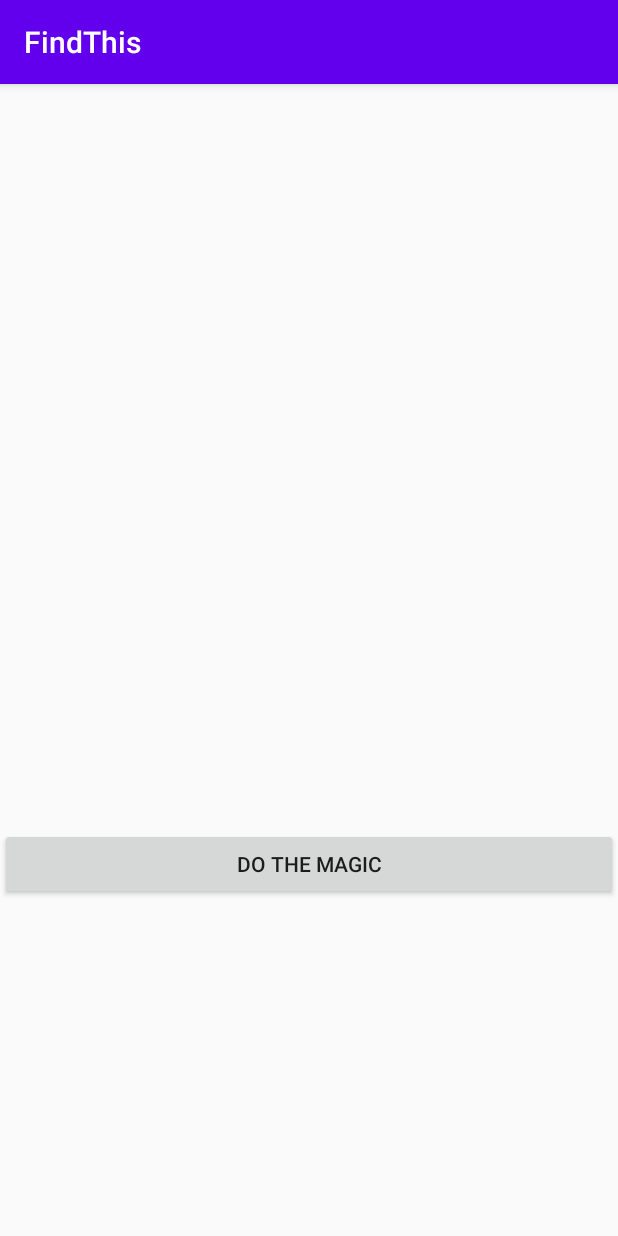
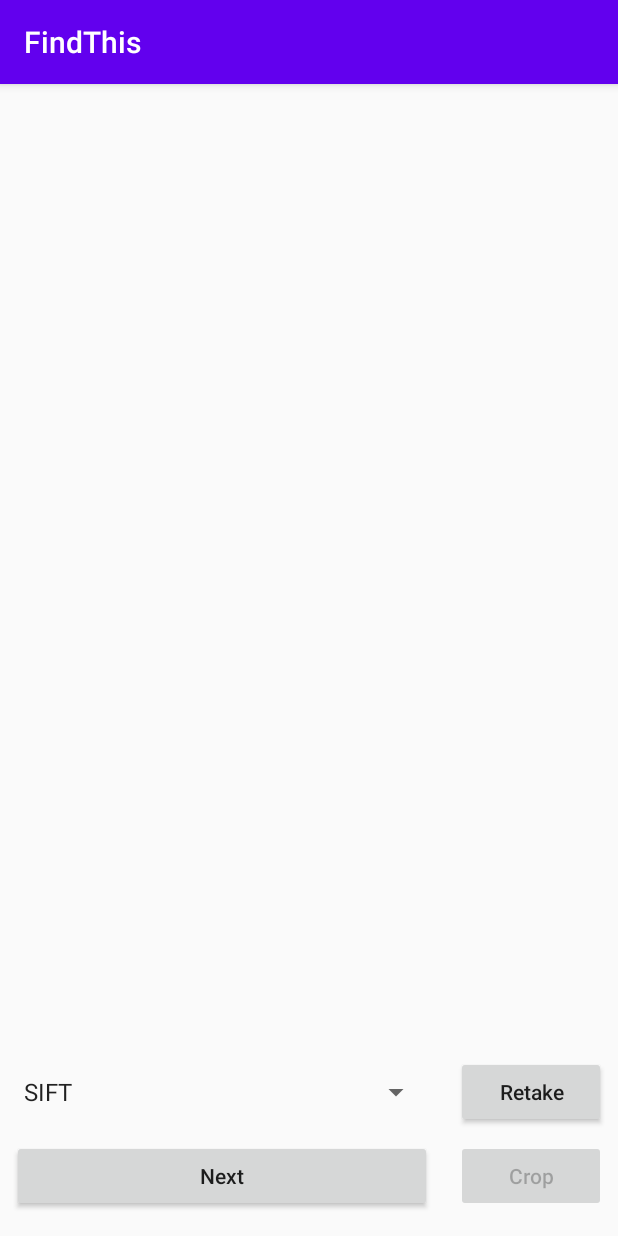
Before and after one commit to makslion/FindThis, an Android app: the screen it shows after launch (AddOwnItem), after a tap on "ADD OWN ITEM", on a phone screen of 412 x 824 dp. Run offline under Robolectric (Android 15) with nearby library versions, the phone set to English and light mode, and no system bars; libraries missing offline, so code that uses them is left out: org.opencv, org.opencv.android, org.opencv.core, org.opencv.features2d, org.opencv.imgproc; 2 statements that could not run were skipped.

Commit message:
Core Activities Partial implementation of core functionality

```diff
--- a/app/src/main/java/com/maksym/findthis/AddOwnItem.java
+++ b/app/src/main/java/com/maksym/findthis/AddOwnItem.java
@@ -11,20 +11,28 @@ import android.graphics.Bitmap;
 import android.os.Bundle;
 import android.util.Log;
 import android.view.View;
+import android.widget.AdapterView;
+import android.widget.ArrayAdapter;
 import android.widget.Button;
 import android.widget.ImageView;
+import android.widget.Spinner;
 import android.widget.Toast;
 
+import com.maksym.findthis.OpenCVmagic.DetectionEngine;
 import com.maksym.findthis.OpenCVmagic.DetectionMagic;
+import com.maksym.findthis.Utils.Constants;
 
 public class AddOwnItem extends AppCompatActivity {
-    private final String TAG = getClass().getSimpleName();
-    ImageView imageView;
-    Bitmap rawImage, processedImage;
+    private String TAG = getClass().getSimpleName();
+
+    private ImageView imageView;
+    private Bitmap rawImage, processedImage;
+    private Spinner detectorsSpinner;
     private static final int CAMERA_REQUEST = 1;
     private static final int MY_CAMERA_PERMISSION_CODE = 100;
 
-    DetectionMagic detectionMagic;
+    private DetectionMagic detectionMagic;
+    private DetectionEngine detectionEngine;
 
 
 
@@ -40,9 +48,66 @@ public class AddOwnItem extends AppCompatActivity {
 
     private void findReferences(){
         imageView = findViewById(R.id.capturedImage);
+        detectorsSpinner = findViewById(R.id.detectorsSpinner);
+
+        detectionMagic = new DetectionMagic();
+        detectionEngine = DetectionEngine.getInstance();
+
+        populateSpinner();
+    }
 
 
-        detectionMagic = new DetectionMagic();
+    private void populateSpinner(){
+        ArrayAdapter arrayAdapter = new ArrayAdapter(this,android.R.layout.simple_spinner_item, Constants.BIG_DETECTORS);
+        arrayAdapter.setDropDownViewResource(android.R.layout.simple_spinner_dropdown_item);
+        detectorsSpinner.setAdapter(arrayAdapter);
+        detectorsSpinner.setSelection(4);//////////////////////////////////////////////////////////////////////////////////// TODO set default detector
+
+        detectorsSpinner.setOnItemSelectedListener(new AdapterView.OnItemSelectedListener() {
+            @Override
+            public void onItemSelected(AdapterView<?> adapterView, View view, int i, long l) {
+                switch (i){
+                    case 0:
+                        displayKeypoints(Constants.AKAZE_DETECTOR_ID);
+                        break;
+                    case 1:
+                        displayKeypoints(Constants.BRISK_DETECTOR_ID);
+                        break;
+                    case 2:
+                        displayKeypoints(Constants.MSER_DETECTOR_ID);
+                        break;
+                    case 3:
+                        displayKeypoints(Constants.ORB_DETECTOR_ID);
+                        break;
+                    case 4:
+                        displayKeypoints(Constants.SIFT_DETECTOR_ID);
+                        break;
+                    default:
+                        displayKeypoints(Constants.SIFT_DETECTOR_ID);/////////////////////////////////////////////////////// TODO set default detector
+                }
+            }
+
+            @Override
+            public void onNothingSelected(AdapterView<?> adapterView) {
+
+            }
+        });
+    }
+
+
+
+    private void displayKeypoints(int detectorID){
+        if (rawImage != null) {
+            imageView.setImageBitmap(null);
+            Log.d(TAG, "displaying keypoints with detector id "+detectorID);
+            processedImage = rawImage.copy(rawImage.getConfig(), true);
+
+            detectionEngine.drawKeypoints(detectorID, processedImage);
+            imageView.setImageBitmap(processedImage);
+
+        }
+        else
+            Log.d(TAG, "raw image is null");
     }
 
 
@@ -99,24 +164,39 @@ public class AddOwnItem extends AppCompatActivity {
         Log.d(TAG, "\t result code "+resultCode);
         if (requestCode == 1 && resultCode == RESULT_OK) {
             Bundle extras = data.getExtras();
+
             rawImage = (Bitmap) extras.get("data");
 
             imageView.setImageBitmap(rawImage);
+            displayKeypoints(Constants.SIFT_DETECTOR_ID);/////////////////////////////////////////////////////////////////////// TODO use default detector
 
-            processedImage = detectionMagic.sift(rawImage);
         }
     }
 
 
 
-    public void magicButtonListener(View view){
-        if (rawImage != null) {
+    public void retakeButtonListener(View view){
 
-            Log.d("THE_THING","Received, setting!");
 
-            //imageView.setImageBitmap(rawImage);
-            takePhoto();
+        Log.d(TAG,"Received, setting!");
 
-        }
+        //imageView.setImageBitmap(rawImage);
+        takePhoto();
+
+
     }
+
+
+    public void cropButtonListener(View view){
+
+    }
+
+
+    public void nextButtonListener(View view){
+        Intent intent = new Intent(this, EditOwnItem.class);
+        startActivity(intent);
+    }
+
+
+
 }
--- a/app/src/main/java/com/maksym/findthis/CameraSearch.java
+++ b/app/src/main/java/com/maksym/findthis/CameraSearch.java
@@ -19,7 +19,9 @@ import android.view.WindowManager;
 import android.widget.Toast;
 
 import com.maksym.findthis.OpenCVmagic.CustomCameraBridgeViewBase;
+import com.maksym.findthis.OpenCVmagic.DetectionEngine;
 import com.maksym.findthis.OpenCVmagic.DetectionMagic;
+import com.maksym.findthis.Utils.Constants;
 
 import org.opencv.android.BaseLoaderCallback;
 import org.opencv.android.CameraBridgeViewBase;
@@ -134,7 +136,8 @@ public class CameraSearch extends AppCompatActivity implements CustomCameraBridg
     @Override
     public Mat onCameraFrame(Mat inputFrame) {
         //Log.d(TAG,"on camera frame");
-
+        //DetectionEngine.getInstance().drawKeypoints(Constants.FAST_DETECTOR_ID, inputFrame);
+        //DetectionEngine.getInstance().drawKeypoints(Constants.BRISK_DETECTOR_ID, inputFrame);
         return inputFrame;
     }
 }
--- /dev/null
+++ b/app/src/main/java/com/maksym/findthis/OpenCVmagic/DetectionEngine.java
@@ -0,0 +1,122 @@
+package com.maksym.findthis.OpenCVmagic;
+
+import android.graphics.Bitmap;
+import android.util.Log;
+
+import com.maksym.findthis.Utils.Constants;
+
+import org.opencv.android.OpenCVLoader;
+import org.opencv.android.Utils;
+import org.opencv.core.Mat;
+import org.opencv.core.MatOfKeyPoint;
+import org.opencv.features2d.AKAZE;
+import org.opencv.features2d.BRISK;
+import org.opencv.features2d.FastFeatureDetector;
+import org.opencv.features2d.Feature2D;
+import org.opencv.features2d.Features2d;
+import org.opencv.features2d.GFTTDetector;
+import org.opencv.features2d.KAZE;
+import org.opencv.features2d.MSER;
+import org.opencv.features2d.ORB;
+import org.opencv.features2d.SIFT;
+import org.opencv.imgproc.Imgproc;
+
+public class DetectionEngine {
+    private static final String TAG = DetectionEngine.class.getSimpleName();
+
+
+    static {
+        System.loadLibrary("opencv_java3");
+
+        if(!OpenCVLoader.initDebug()){
+            Log.d(TAG, "OpenCV not loaded");
+        } else {
+            Log.d(TAG, "OpenCV loaded");
+        }
+    }
+
+
+    private static DetectionEngine instance;
+
+    public synchronized static DetectionEngine getInstance() {
+        if (instance == null)
+            instance = new DetectionEngine();
+        return instance;
+    }
+
+
+
+    public void drawKeypoints(int detector_id, Mat inputImage){
+        MatOfKeyPoint keyPoints = detectFeatures(detector_id, inputImage);
+
+        Features2d.drawKeypoints(inputImage, keyPoints, inputImage);
+    }
+    public void drawKeypoints(int detector_id, Bitmap inputImage){
+        MatOfKeyPoint keyPoints = detectFeatures(detector_id, inputImage);
+
+        Mat mat = new Mat();
+        Utils.bitmapToMat(inputImage, mat);
+        Features2d.drawKeypoints(mat, keyPoints, mat);
+        Utils.matToBitmap(mat, inputImage);
+    }
+
+
+
+
+
+    public MatOfKeyPoint detectFeatures(int detector_id, Mat inputImage){
+        return doDetection(selectDetector(detector_id), inputImage);
+    }
+
+    public MatOfKeyPoint detectFeatures(int detector_id, Bitmap inputImage){
+        Mat mat = new Mat();
+        Utils.bitmapToMat(inputImage, mat);
+
+        return doDetection(selectDetector(detector_id), mat);
+    }
+
+
+
+
+    private Feature2D selectDetector(int detector_id){
+        switch (detector_id){
+            case Constants.AKAZE_DETECTOR_ID:
+                return AKAZE.create();
+            case Constants.BRISK_DETECTOR_ID:
+                return BRISK.create();
+            case Constants.FAST_DETECTOR_ID:
+                return FastFeatureDetector.create();
+            case Constants.GFTT_DETECTOR_ID:
+                return GFTTDetector.create();
+            case Constants.KAZE_DETECTOR_ID:
+                return KAZE.create();
+            case Constants.MSER_DETECTOR_ID:
+                return MSER.create();
+            case Constants.ORB_DETECTOR_ID:
+                return ORB.create();
+            case Constants.SIFT_DETECTOR_ID:
+                return SIFT.create();
+            default:
+                return null;
+
+        }
+    }
+
+
+
+    private MatOfKeyPoint doDetection(Feature2D detector, Mat inputImage){
+
+        MatOfKeyPoint keyPoints = new MatOfKeyPoint();
+        Imgproc.cvtColor(inputImage, inputImage, Imgproc.COLOR_RGBA2GRAY);
+        detector.detect(inputImage, keyPoints);
+
+        return keyPoints;
+    }
+
+
+
+
+
+
+
+}
--- a/app/src/main/java/com/maksym/findthis/Utils/Constants.java
+++ b/app/src/main/java/com/maksym/findthis/Utils/Constants.java
@@ -1,5 +1,26 @@
 package com.maksym.findthis.Utils;
 
+import org.opencv.features2d.AKAZE;
+import org.opencv.features2d.BRISK;
+import org.opencv.features2d.FastFeatureDetector;
+import org.opencv.features2d.GFTTDetector;
+import org.opencv.features2d.KAZE;
+import org.opencv.features2d.MSER;
+import org.opencv.features2d.ORB;
+import org.opencv.features2d.SIFT;
+
 public class Constants {
+    public static final int AKAZE_DETECTOR_ID = 1;  // scale rot invariant
+    public static final int BRISK_DETECTOR_ID = 2;  // scale rot affine (partially) invariant
+    public static final int FAST_DETECTOR_ID = 3;
+    public static final int GFTT_DETECTOR_ID = 4;
+    public static final int KAZE_DETECTOR_ID = 5;
+    public static final int MSER_DETECTOR_ID = 6;   // affine invariant
+    public static final int ORB_DETECTOR_ID = 7;    // brief + fast. scale rot affine (partially) invariant
+    public static final int SIFT_DETECTOR_ID  = 8;   // scale rot affine (partially) invariant
+
+    public static final String [] BIG_DETECTORS = {"AKAZE","BRISK","MSER","ORB","SIFT"};
+    public static final String [] SMALL_DETECTORS = {"FAST","GFTT"};
+
 
 }
--- a/app/src/main/res/layout/activity_add_own_item.xml
+++ b/app/src/main/res/layout/activity_add_own_item.xml
@@ -1,24 +1,91 @@
 <?xml version="1.0" encoding="utf-8"?>
-<LinearLayout xmlns:android="http://schemas.android.com/apk/res/android"
+<androidx.constraintlayout.widget.ConstraintLayout xmlns:android="http://schemas.android.com/apk/res/android"
     xmlns:app="http://schemas.android.com/apk/res-auto"
     xmlns:tools="http://schemas.android.com/tools"
+    android:id="@+id/linearLayout"
     android:layout_width="match_parent"
     android:layout_height="match_parent"
-    android:orientation="vertical"
-    tools:context=".AddOwnItem" >
+    android:gravity="bottom"
+    tools:context=".AddOwnItem">
 
     <ImageView
         android:id="@+id/capturedImage"
-        android:layout_width="match_parent"
-        android:layout_height="496dp"
-        android:layout_marginLeft="10dp"
-        android:layout_marginRight="10dp"
-        tools:srcCompat="@tools:sample/avatars" />
+        android:layout_width="0dp"
+        android:layout_height="0dp"
+        android:layout_marginStart="8dp"
+        android:layout_marginTop="16dp"
+        android:layout_marginEnd="8dp"
+        android:layout_marginBottom="8dp"
+        app:layout_constraintBottom_toTopOf="@+id/detectorsSpinner"
+        app:layout_constraintEnd_toEndOf="parent"
+        app:layout_constraintStart_toStartOf="parent"
+        app:layout_constraintTop_toTopOf="parent" />
 
     <Button
         android:id="@+id/doTheMagicButton"
-        android:layout_width="match_parent"
+        android:layout_width="0dp"
         android:layout_height="wrap_content"
-        android:onClick="magicButtonListener"
-        android:text="Do the magic" />
-</LinearLayout>
+        android:layout_marginStart="8dp"
+        android:layout_marginEnd="16dp"
+        android:layout_marginBottom="16dp"
+        android:onClick="nextButtonListener"
+        android:text="Next"
+        android:textAllCaps="false"
+        app:layout_constraintBottom_toBottomOf="parent"
+        app:layout_constraintEnd_toStartOf="@+id/cropButton"
+        app:layout_constraintHorizontal_bias="0.0"
+        app:layout_constraintStart_toStartOf="parent"
+        app:layout_constraintTop_toTopOf="parent"
+        app:layout_constraintVertical_bias="1.0" />
+
+    <Spinner
+        android:id="@+id/detectorsSpinner"
+        android:layout_width="0dp"
+        android:layout_height="0dp"
+        android:layout_marginStart="8dp"
+        android:layout_marginEnd="16dp"
+        android:layout_marginBottom="8dp"
+        android:gravity="center"
+        app:layout_constraintBottom_toTopOf="@+id/doTheMagicButton"
+        app:layout_constraintEnd_toStartOf="@+id/retakeImageButton"
+        app:layout_constraintHorizontal_bias="0.0"
+        app:layout_constraintStart_toStartOf="parent"
+        app:layout_constraintTop_toTopOf="@+id/retakeImageButton"
+        app:layout_constraintVertical_bias="1.0" />
+
+    <Button
+        android:id="@+id/retakeImageButton"
+        android:layout_width="100dp"
+        android:layout_height="wrap_content"
+        android:layout_marginStart="8dp"
+        android:layout_marginEnd="8dp"
+        android:layout_marginBottom="8dp"
+        android:clickable="true"
+        android:onClick="retakeButtonListener"
+        android:text="Retake"
+        android:textAllCaps="false"
+        app:layout_constraintBottom_toTopOf="@+id/doTheMagicButton"
+        app:layout_constraintEnd_toEndOf="parent"
+        app:layout_constraintHorizontal_bias="1.0"
+        app:layout_constraintStart_toStartOf="parent"
+        app:layout_constraintTop_toTopOf="parent"
+        app:layout_constraintVertical_bias="1.0" />
+
+    <Button
+        android:id="@+id/cropButton"
+        android:layout_width="100dp"
+        android:layout_height="wrap_content"
+        android:layout_marginStart="8dp"
+        android:layout_marginEnd="8dp"
+        android:layout_marginBottom="16dp"
+        android:enabled="false"
+        android:onClick="cropButtonListener"
+        android:text="Crop"
+        android:textAllCaps="false"
+        app:layout_constraintBottom_toBottomOf="parent"
+        app:layout_constraintEnd_toEndOf="parent"
+        app:layout_constraintHorizontal_bias="1.0"
+        app:layout_constraintStart_toStartOf="parent"
+        app:layout_constraintTop_toTopOf="parent"
+        app:layout_constraintVertical_bias="1.0" />
+</androidx.constraintlayout.widget.ConstraintLayout>
--- a/app/src/main/res/values/colors.xml
+++ b/app/src/main/res/values/colors.xml
@@ -3,4 +3,5 @@
     <color name="colorPrimary">#6200EE</color>
     <color name="colorPrimaryDark">#3700B3</color>
     <color name="colorAccent">#03DAC5</color>
+    <color name="red">#FF0000</color>
 </resources>
```
Also changed, not shown: app/src/main/AndroidManifest.xml (+5 -2 lines), app/src/main/java/com/maksym/findthis/EditOwnItem.java (added, +67 -0 lines), app/src/main/java/com/maksym/findthis/Utils/ImageSaver.java (added, +110 -0 lines), app/src/main/res/layout/activity_camera_search.xml (+5 -5 lines), app/src/main/res/layout/activity_edit_own_item.xml (added, +136 -0 lines).
